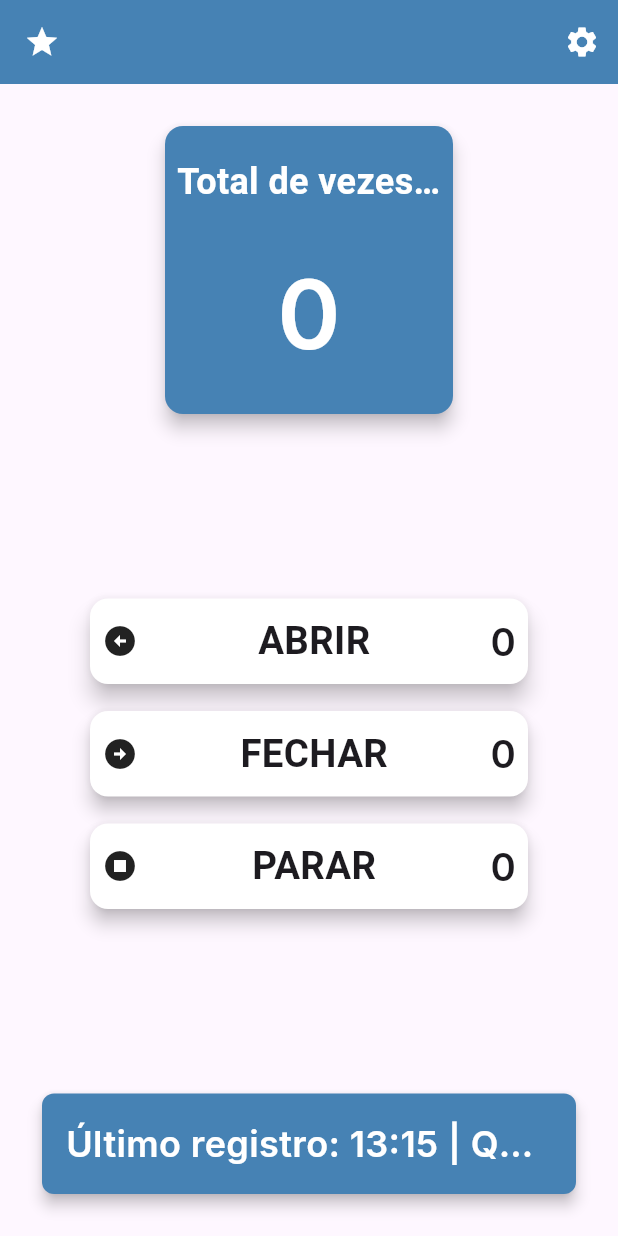
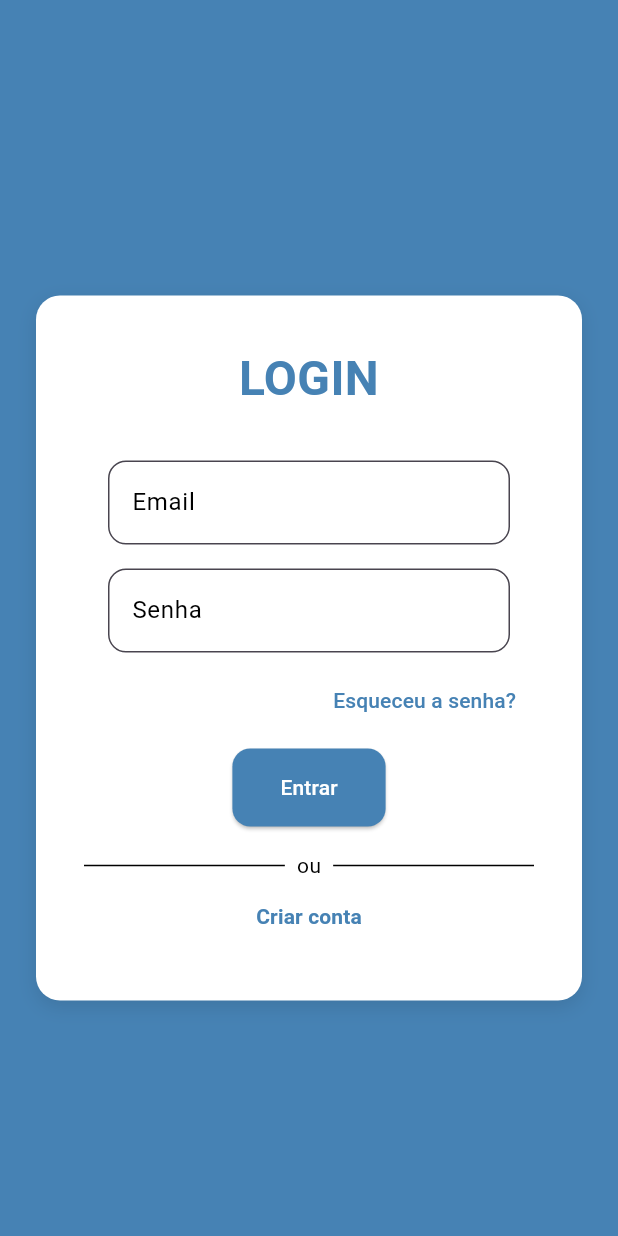
Before and after one commit to gusmariz/Projeto-Safe-Gate, a Flutter app: the screen it shows after launch, on a phone screen of 412 x 824 dp. Run offline on Flutter 3.47's test engine with Material 3 defaults, Android fonts, the phone set to English and light mode, and no system bars; our stand-ins replace google_fonts.

Commit message:
Telas de Login e Cadastro adicionadas

```diff
--- a/lib/main.dart
+++ b/lib/main.dart
@@ -1,5 +1,6 @@
 import 'package:flutter/material.dart';
 import 'package:google_fonts/google_fonts.dart';
+import 'telaLogin.dart';
 
 void main() => runApp(const MyApp());
 
@@ -21,14 +22,24 @@ class _MyAppState extends State<MyApp> {
       theme: _isDarkMode
           ? ThemeData.dark().copyWith(primaryColor: const Color(0xFF002366))
           : ThemeData.light().copyWith(primaryColor: const Color(0xFF4682B4)),
-      home: MyHomePage(
-        onThemeChanged: () {
-          setState(() {
-            _isDarkMode = !_isDarkMode;
-          });
-        },
-        isDarkMode: _isDarkMode,
-      ),
+      initialRoute: '/',
+      routes: {
+        '/': (context) => LoginScreen(
+              onLoginSuccess: () {
+                Navigator.pushReplacementNamed(context, '/home');
+              },
+            ),
+        '/home': (context) => MyHomePage(
+              isDarkMode: _isDarkMode,
+              onThemeChanged: () {
+                setState(
+                  () {
+                    _isDarkMode = !_isDarkMode;
+                  },
+                );
+              },
+            ),
+      },
     );
   }
 }
--- /dev/null
+++ b/lib/telaLogin.dart
@@ -0,0 +1,193 @@
+import 'package:flutter/material.dart';
+import 'telaCadastro.dart'; // Certifique-se de que o caminho esteja correto
+
+class LoginScreen extends StatelessWidget {
+  final VoidCallback onLoginSuccess;
+
+  LoginScreen({super.key, required this.onLoginSuccess});
+
+  final TextEditingController _emailController = TextEditingController();
+  final TextEditingController _senhaController = TextEditingController();
+
+  void _login(BuildContext context) {
+    final email = _emailController.text;
+    final senha = _senhaController.text;
+
+    if (email == 'admin' && senha == '1234') {
+      onLoginSuccess();
+    } else {
+      ScaffoldMessenger.of(context).showSnackBar(
+        const SnackBar(content: Text('Credenciais inválidas')),
+      );
+    }
+  }
+
+  void _navegarParaCadastro(BuildContext context) {
+    Navigator.push(
+      context,
+      MaterialPageRoute(
+        builder: (_) => CadastroScreen(
+          onCadastroConcluido: () {
+            Navigator.pop(context); // Retorna para o login após o cadastro
+          },
+        ),
+      ),
+    );
+  }
+
+  @override
+  Widget build(BuildContext context) {
+    return Scaffold(
+      backgroundColor: const Color(0xFF4682B4), // Cor de fundo da tela de login
+      body: SafeArea(
+        child: Center(
+          // Centraliza o conteúdo na tela
+          child: SingleChildScrollView(
+            padding: const EdgeInsets.all(24),
+            child: Flex(
+              direction: Axis.vertical, // Layout Flexbox vertical
+              mainAxisAlignment:
+                  MainAxisAlignment.center, // Alinha os itens verticalmente
+              children: [
+                const SizedBox(height: 40), // Espaço para o topo da tela
+
+                // Contêiner branco que envolve o conteúdo de login
+                Container(
+                  padding:
+                      const EdgeInsets.all(32), // Padding interno do quadrado
+                  decoration: BoxDecoration(
+                    color: Colors.white, // Cor de fundo do container
+                    borderRadius:
+                        BorderRadius.circular(16), // Bordas arredondadas
+                    boxShadow: [
+                      BoxShadow(
+                        color: Colors.black.withOpacity(0.1),
+                        blurRadius: 10,
+                        offset: const Offset(0, 4), // Sombra suave
+                      ),
+                    ],
+                  ),
+                  child: Flex(
+                    direction: Axis.vertical, // Flexbox vertical
+                    mainAxisAlignment: MainAxisAlignment.center,
+                    children: [
+                      // Título do login
+                      const Text(
+                        'LOGIN',
+                        style: TextStyle(
+                          fontSize: 32,
+                          fontWeight: FontWeight.bold,
+                          color: Color(0xFF4682B4), // Cor do título
+                        ),
+                        textAlign: TextAlign.center,
+                      ),
+                      const SizedBox(height: 32),
+
+                      // Campo de email
+                      Container(
+                        padding: const EdgeInsets.symmetric(horizontal: 16),
+                        decoration: BoxDecoration(
+                          color: Colors.white,
+                          borderRadius: BorderRadius.circular(12),
+                        ),
+                        child: TextField(
+                          controller: _emailController,
+                          decoration: _inputDecoration('Email'),
+                        ),
+                      ),
+                      const SizedBox(height: 16),
+
+                      // Campo de senha
+                      Container(
+                        padding: const EdgeInsets.symmetric(horizontal: 16),
+                        decoration: BoxDecoration(
+                          color: Colors.white,
+                          borderRadius: BorderRadius.circular(12),
+                        ),
+                        child: TextField(
+                          controller: _senhaController,
+                          obscureText: true,
+                          decoration: _inputDecoration('Senha'),
+                        ),
+                      ),
+                      const SizedBox(height: 8),
+
+                      // Botão "Esqueceu a senha?"
+                      Align(
+                        alignment: Alignment.centerRight,
+                        child: TextButton(
+                          onPressed: () {
+                            // Ação para recuperar senha
+                          },
+                          child: const Text(
+                            'Esqueceu a senha?',
+                            style: TextStyle(color: Color(0xFF4682B4)),
+                          ),
+                        ),
+                      ),
+                      const SizedBox(height: 8),
+
+                      // Botão de login
+                      ElevatedButton(
+                        onPressed: () => _login(context),
+                        style: ElevatedButton.styleFrom(
+                          padding: const EdgeInsets.symmetric(
+                              horizontal: 32, vertical: 16),
+                          backgroundColor:
+                              const Color(0xFF4682B4), // Cor de fundo
+                          foregroundColor: Colors.white, // Cor do texto
+                          shape: RoundedRectangleBorder(
+                            borderRadius: BorderRadius.circular(12),
+                          ),
+                        ),
+                        child: const Text('Entrar'),
+                      ),
+                      const SizedBox(height: 16),
+
+                      // Divisor com "ou"
+                      const Row(
+                        children: [
+                          Expanded(child: Divider(color: Colors.black)),
+                          Padding(
+                            padding: EdgeInsets.symmetric(horizontal: 8),
+                            child: Text(
+                              'ou',
+                              style: TextStyle(color: Colors.black),
+                            ),
+                          ),
+                          Expanded(child: Divider(color: Colors.black)),
+                        ],
+                      ),
+
+                      // Botão para criar conta
+                      TextButton(
+                        onPressed: () => _navegarParaCadastro(context),
+                        child: const Text(
+                          'Criar conta',
+                          style: TextStyle(
+                            color: Color(0xFF4682B4),
+                            fontWeight: FontWeight.bold,
+                          ),
+                        ),
+                      ),
+                    ],
+                  ),
+                ),
+              ],
+            ),
+          ),
+        ),
+      ),
+    );
+  }
+
+  InputDecoration _inputDecoration(String label) {
+    return InputDecoration(
+      labelText: label,
+      labelStyle: const TextStyle(color: Colors.black),
+      filled: true,
+      fillColor: Colors.white,
+      border: OutlineInputBorder(borderRadius: BorderRadius.circular(12)),
+    );
+  }
+}
```
Also changed, not shown: lib/telaCadastro.dart (added, +124 -0 lines).
